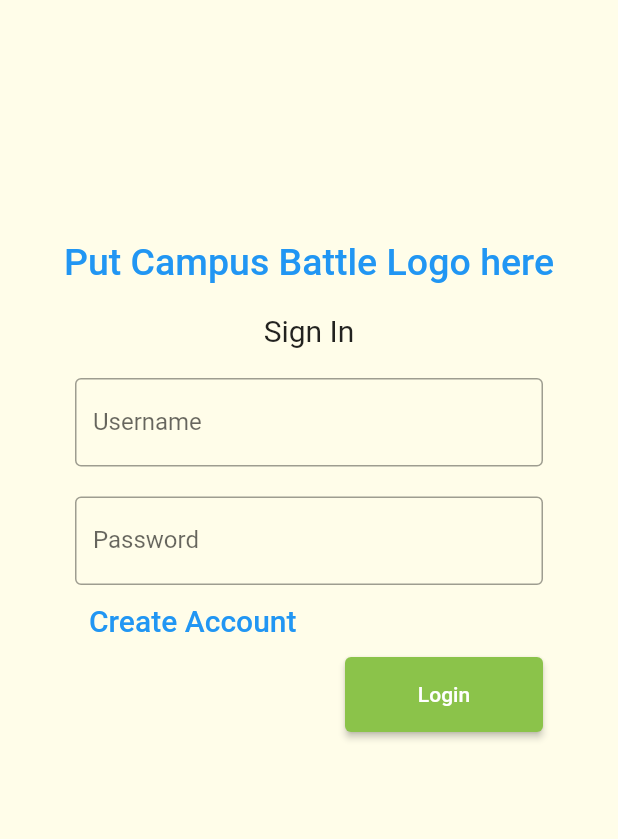
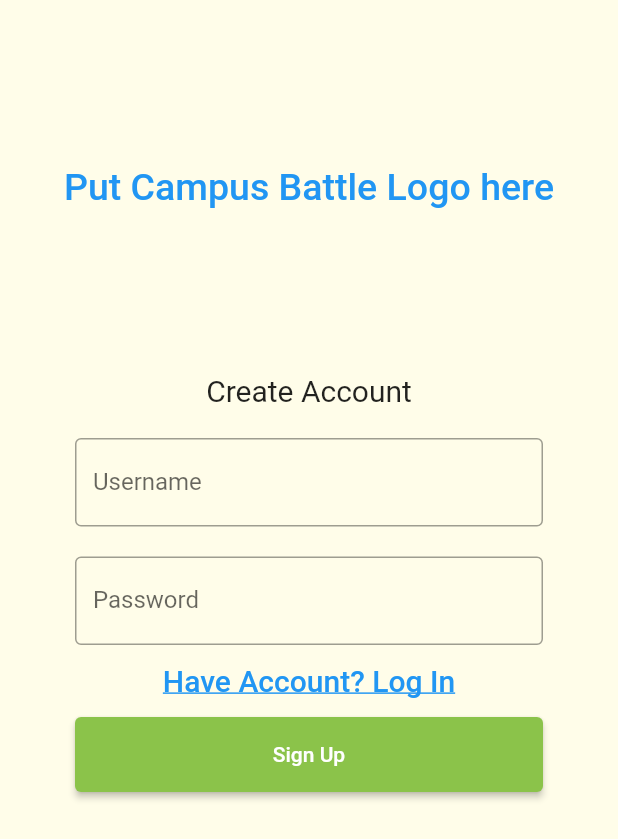
Before and after one commit to MorphewPrime/campus-battle, a Flutter app: the screen it shows after launch, after a tap on "Create Account", on a phone screen of 412 x 824 dp. Shown: the top 839 px of the screen. Run offline on Flutter 3.47's test engine with Material 2 defaults, Android fonts, the phone set to English and light mode, and no system bars.

Commit message:
Created 'Create Account' Screen and added navigation
Added navigation to make getting to pages easier. Also changed welcome screen to login screen so that we could add "welcome screen" as a different screen later on.

```diff
--- a/lib/main.dart
+++ b/lib/main.dart
@@ -6,8 +6,10 @@
 */
 
 import 'package:campusbattle/constants.dart';
+import 'package:campusbattle/screens/game/map_main.dart';
+import 'package:campusbattle/screens/welcome/create_account_screen.dart';
 import 'package:flutter/material.dart';
-import 'package:campusbattle/screens/welcome/welcome_screen.dart';
+import 'package:campusbattle/screens/welcome/login_screen.dart';
 
 //main() runs MyApp which builds the application
 void main() {
@@ -27,7 +29,13 @@ class MyApp extends StatelessWidget {
         primaryColor: cPrimaryColor,
         scaffoldBackgroundColor: const Color(0xFFFFFDE9),
       ),
-      home: const WelcomeScreen(),     //tells program what screen shows up on app launch
+      //home: const LoginScreen(),     //tells program what screen shows up on app launch
+      initialRoute: '/loginScreen',
+      routes: {
+        '/loginScreen': (context) => const LoginScreen(),
+        '/createAccount': (context) => const CreateAccount(),
+        '/gameMap': (context) => const GameMap(),
+      },
     );
   }
 }
--- /dev/null
+++ b/lib/screens/game/map_main.dart
@@ -0,0 +1,28 @@
+/*
+* filename: map_main.dart
+* author: Logan Anderson
+* date created: 09/28/22
+* brief: main file for the map screen of the game
+*/
+
+import 'package:flutter/material.dart';
+
+//main class for game map screen
+//right now it just has back button
+class GameMap extends StatelessWidget {
+  const GameMap({super.key});
+
+  @override
+  Widget build(BuildContext context) {
+    return Scaffold(
+      body: Center(
+        child: ElevatedButton(
+          onPressed: () {
+            Navigator.pushNamed(context, '/loginScreen');
+          },
+          child: const Text('Back'),
+        ),
+      )
+    );
+  }
+}
--- a/lib/screens/welcome/welcome_screen.dart
+++ b/lib/screens/welcome/create_account_screen.dart
@@ -1,15 +1,15 @@
 /*
-* filename: welcome_screen.dart
+* filename: create_account_screen.dart
 * author: Logan Anderson
-* date created: 09/24/22
-* brief: designs the welcome screen (sign in page)
+* date created: 09/28/22
+* brief: designs the create account screen
 */
 
 import 'package:flutter/material.dart';
 
 //main class for welcome screen
-class WelcomeScreen extends StatelessWidget {
-  const WelcomeScreen({super.key});
+class CreateAccount extends StatelessWidget {
+  const CreateAccount({super.key});
 
   @override
   Widget build(BuildContext context) {
@@ -26,14 +26,6 @@ class Body extends StatefulWidget {
   State<Body> createState() => _BodyState();
 }
 
-/*
-* name: _BodyState
-* author: Logan Anderson
-* created: 09/24/22
-* brief: Designs the body of the welcome screen, which includes
-* username and password input boxes, place to create account/login, and
-* game logo.
-*/
 class _BodyState extends State<Body> {
   TextEditingController userController = TextEditingController();
   TextEditingController passController = TextEditingController();
@@ -46,7 +38,7 @@ class _BodyState extends State<Body> {
         children: <Widget>[
           Container(    //This is where the logo will be eventually
             alignment: Alignment.center,
-            padding: const EdgeInsets.fromLTRB(10, 150, 10, 10),
+            padding: const EdgeInsets.fromLTRB(10, 100, 10, 100),
             child: const Text(
               'Put Campus Battle Logo here',
               style: TextStyle(   //designs the text
@@ -56,11 +48,11 @@ class _BodyState extends State<Body> {
               ),
             ),
           ),
-          Container(    //widget for sign in text
+          Container(    //widget for Create Account text
             alignment: Alignment.center,
             padding: const EdgeInsets.all(10),
             child: const Text(
-              'Sign In',
+              'Create Account',
               style: TextStyle(fontSize: 20),
             ),
           ),
@@ -85,30 +77,35 @@ class _BodyState extends State<Body> {
               ),
             ),
           ),
-          //Put TextButton for forgot password here?
           Container(  //widget for create account button
-              padding: const EdgeInsets.fromLTRB(0, 0, 155, 0),
+              padding: const EdgeInsets.fromLTRB(20, 0, 20, 0),
               child: TextButton(
                 child: const Text(
-                  'Create Account',
-                  style: TextStyle(fontSize: 20),
+                  'Have Account? Log In',
+                  style: TextStyle(
+                    fontSize: 20,
+                    decoration: TextDecoration.underline,
+                  ),
                 ),
                 onPressed: () {
-                  //create account screen
+                  //go to login screen
+                  Navigator.pushNamed(context, '/loginScreen');
                 },
               )),
-          Container(    //widget for Login button
+          Container(    //widget for Sign Up button
             height: 50,
-            padding: const EdgeInsets.fromLTRB(220, 0, 40, 0),
+            padding: const EdgeInsets.fromLTRB(40, 0, 40, 0),
             child: ElevatedButton(
               onPressed: () {
-                //go through user authentication process
+                //create user account
+                //temporary - just goes to game map
+                Navigator.pushNamed(context, '/gameMap');
               },
               style: ElevatedButton.styleFrom(
                 backgroundColor: Colors.lightGreen,
                 //height should be same as user and pass height
               ),
-              child: const Text('Login'),
+              child: const Text('Sign Up'),
             ),
           ),
         ],
--- /dev/null
+++ b/lib/screens/welcome/login_screen.dart
@@ -0,0 +1,124 @@
+/*
+* filename: login_screen.dart
+* author: Logan Anderson
+* date created: 09/24/22
+* brief: designs the log in screen
+*/
+
+import 'package:flutter/material.dart';
+
+//main class for welcome screen
+class LoginScreen extends StatelessWidget {
+  const LoginScreen({super.key});
+
+  @override
+  Widget build(BuildContext context) {
+    return const Scaffold(
+      body: Body(),
+    );
+  }
+}
+
+class Body extends StatefulWidget {
+  const Body({Key? key}) : super(key: key);
+
+  @override
+  State<Body> createState() => _BodyState();
+}
+
+/*
+* name: _BodyState
+* author: Logan Anderson
+* created: 09/24/22
+* brief: Designs the body of the welcome screen, which includes
+* username and password input boxes, place to create account/login, and
+* game logo.
+*/
+class _BodyState extends State<Body> {
+  TextEditingController userController = TextEditingController();
+  TextEditingController passController = TextEditingController();
+
+  @override
+  Widget build(BuildContext context) {
+    return Padding(     //Padding widget helps spacing of child widgets
+      padding: const EdgeInsets.all(10),
+      child: ListView(
+        children: <Widget>[
+          Container(    //This is where the logo will be eventually
+            alignment: Alignment.center,
+            padding: const EdgeInsets.fromLTRB(10, 100, 10, 100),
+            child: const Text(
+              'Put Campus Battle Logo here',
+              style: TextStyle(   //designs the text
+                color: Colors.blue,
+                fontWeight: FontWeight.w500,
+                fontSize: 25,
+              ),
+            ),
+          ),
+          Container(    //widget for sign in text
+            alignment: Alignment.center,
+            padding: const EdgeInsets.all(10),
+            child: const Text(
+              'Sign In',
+              style: TextStyle(fontSize: 20),
+            ),
+          ),
+          Container(      //widget for username input box
+            padding: const EdgeInsets.fromLTRB(40, 10, 40, 10),
+            child: TextField(
+              controller: userController,
+              decoration: const InputDecoration(
+                border: OutlineInputBorder(),
+                labelText: 'Username',
+              ),
+            ),
+          ),
+          Container(    //widget for password input box
+            padding: const EdgeInsets.fromLTRB(40, 10, 40, 0),
+            child: TextField(
+              obscureText: true,
+              controller: passController,
+              decoration: const InputDecoration(
+                border: OutlineInputBorder(),
+                labelText: 'Password',
+              ),
+            ),
+          ),
+          //Put TextButton for forgot password here?
+          Container(  //widget for create account button
+              padding: const EdgeInsets.fromLTRB(40, 0, 40, 0),
+              child: TextButton(
+                child: const Text(
+                  'Create Account',
+                  style: TextStyle(
+                    fontSize: 20,
+                    decoration: TextDecoration.underline,
+                  ),
+                ),
+                onPressed: () {
+                  //create account screen
+                  Navigator.pushNamed(context, '/createAccount');
+                },
+              )),
+          Container(    //widget for Login button
+            height: 50,
+            padding: const EdgeInsets.fromLTRB(40, 0, 40, 0),
+            child: ElevatedButton(
+              onPressed: () {
+                //go through user authentication process
+                //temporary - just goes to game map
+                Navigator.pushNamed(context, '/gameMap');
+              },
+              style: ElevatedButton.styleFrom(
+                backgroundColor: Colors.lightGreen,
+                //height should be same as user and pass height
+              ),
+              child: const Text('Login'),
+            ),
+          ),
+        ],
+      ),
+    );
+  }
+}
```
